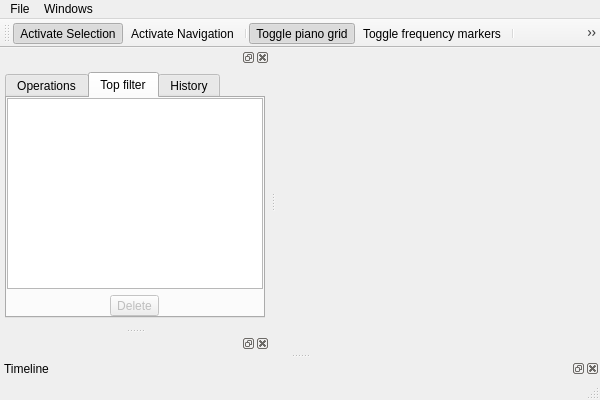
This is mainwindow.ui in gustafsson/freq as Qt 5 draws it before an edit. The edited form follows.
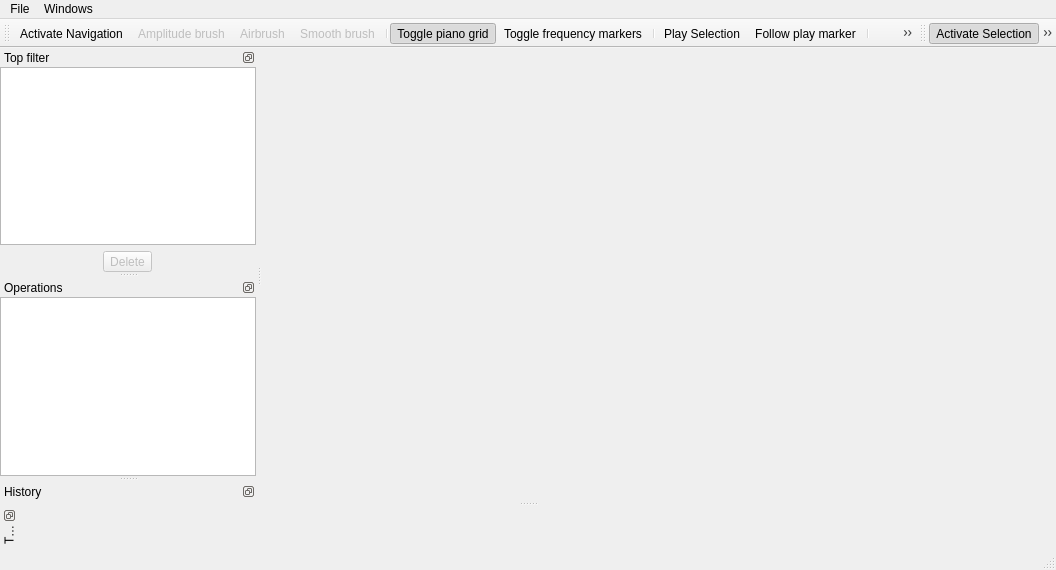
This is the edited form. Icons and pictures are not drawn.

The edit to the form file:
```diff
--- a/mainwindow.ui
+++ b/mainwindow.ui
@@ -6,8 +6,8 @@
    <rect>
     <x>0</x>
     <y>0</y>
-    <width>600</width>
-    <height>400</height>
+    <width>1056</width>
+    <height>570</height>
    </rect>
   </property>
   <property name="windowTitle">
@@ -23,8 +23,8 @@
     <rect>
      <x>0</x>
      <y>0</y>
-     <width>600</width>
-     <height>25</height>
+     <width>1056</width>
+     <height>22</height>
     </rect>
    </property>
    <widget class="QMenu" name="menuWindows">
@@ -66,20 +66,17 @@
    <attribute name="toolBarBreak">
     <bool>false</bool>
    </attribute>
-   <addaction name="actionActivateSelection"/>
    <addaction name="actionActivateNavigation"/>
+   <addaction name="actionAmplitudeBrush"/>
+   <addaction name="actionAirbrush"/>
+   <addaction name="actionSmoothBrush"/>
    <addaction name="separator"/>
    <addaction name="actionToggle_piano_grid"/>
    <addaction name="actionToggle_hz_grid"/>
    <addaction name="separator"/>
    <addaction name="actionPlaySelection"/>
    <addaction name="actionFollowPlayMarker"/>
-   <addaction name="actionActionAdd_selection"/>
-   <addaction name="actionActionRemove_selection"/>
    <addaction name="separator"/>
-   <addaction name="actionCropSelection"/>
-   <addaction name="actionMoveSelection"/>
-   <addaction name="actionMoveSelectionTime"/>
    <addaction name="actionMatlabOperation"/>
    <addaction name="actionMatlabFilter"/>
    <addaction name="actionRecord"/>
@@ -99,108 +96,135 @@
     </size>
    </property>
    <property name="features">
-    <set>QDockWidget::AllDockWidgetFeatures</set>
+    <set>QDockWidget::DockWidgetFloatable|QDockWidget::DockWidgetMovable</set>
    </property>
    <property name="allowedAreas">
     <set>Qt::LeftDockWidgetArea|Qt::RightDockWidgetArea</set>
    </property>
+   <property name="windowTitle">
+    <string>Top filter</string>
+   </property>
    <attribute name="dockWidgetArea">
     <number>1</number>
    </attribute>
    <widget class="QWidget" name="layerWindowContents">
     <layout class="QVBoxLayout" name="verticalLayout">
-     <property name="leftMargin">
-      <number>5</number>
+     <property name="margin">
+      <number>0</number>
      </property>
-     <property name="topMargin">
-      <number>5</number>
+     <item>
+      <widget class="QListWidget" name="layerWidget"/>
+     </item>
+     <item>
+      <layout class="QHBoxLayout" name="horizontalLayout">
+       <item>
+        <widget class="QToolButton" name="deleteFilterButton">
+         <property name="enabled">
+          <bool>false</bool>
+         </property>
+         <property name="text">
+          <string>Delete</string>
+         </property>
+        </widget>
+       </item>
+      </layout>
+     </item>
+    </layout>
+   </widget>
+  </widget>
+  <widget class="QDockWidget" name="operationsWindow">
+   <property name="features">
+    <set>QDockWidget::DockWidgetFloatable|QDockWidget::DockWidgetMovable</set>
+   </property>
+   <property name="allowedAreas">
+    <set>Qt::LeftDockWidgetArea|Qt::RightDockWidgetArea</set>
+   </property>
+   <property name="windowTitle">
+    <string>Operations</string>
+   </property>
+   <attribute name="dockWidgetArea">
+    <number>1</number>
+   </attribute>
+   <widget class="QWidget" name="dockWidgetContents">
+    <layout class="QVBoxLayout" name="verticalLayout_4">
+     <property name="margin">
+      <number>0</number>
      </property>
-     <property name="rightMargin">
-      <number>5</number>
-     </property>
-     <property name="bottomMargin">
-      <number>10</number>
-     </property>
      <item>
-      <widget class="QTabWidget" name="tabWidget">
-       <property name="currentIndex">
+      <widget class="QTreeWidget" name="operationsTree">
+       <property name="contextMenuPolicy">
+        <enum>Qt::NoContextMenu</enum>
+       </property>
+       <property name="autoFillBackground">
+        <bool>true</bool>
+       </property>
+       <property name="columnCount">
         <number>1</number>
        </property>
-       <widget class="QWidget" name="operationsTab">
-        <attribute name="title">
-         <string>Operations</string>
-        </attribute>
-        <layout class="QVBoxLayout" name="verticalLayout_3">
-         <property name="margin">
-          <number>0</number>
-         </property>
-         <item>
-          <widget class="QTreeWidget" name="operationsTree">
-           <property name="autoFillBackground">
-            <bool>true</bool>
-           </property>
-           <property name="columnCount">
-            <number>1</number>
-           </property>
-           <attribute name="headerVisible">
-            <bool>false</bool>
-           </attribute>
-           <attribute name="headerVisible">
-            <bool>false</bool>
-           </attribute>
-           <column>
-            <property name="text">
-             <string>1</string>
-            </property>
-           </column>
-          </widget>
-         </item>
-        </layout>
-       </widget>
-       <widget class="QWidget" name="filterTab">
-        <attribute name="title">
-         <string>Top filter</string>
-        </attribute>
-        <layout class="QVBoxLayout" name="verticalLayout_2">
-         <property name="margin">
-          <number>0</number>
-         </property>
-         <item>
-          <widget class="QListWidget" name="layerWidget"/>
-         </item>
-         <item>
-          <layout class="QHBoxLayout" name="horizontalLayout">
-           <item>
-            <widget class="QToolButton" name="deleteFilterButton">
-             <property name="enabled">
-              <bool>false</bool>
-             </property>
-             <property name="text">
-              <string>Delete</string>
-             </property>
-            </widget>
-           </item>
-          </layout>
-         </item>
-        </layout>
-       </widget>
-       <widget class="QWidget" name="historyTab">
-        <attribute name="title">
-         <string>History</string>
-        </attribute>
-       </widget>
+       <attribute name="headerVisible">
+        <bool>false</bool>
+       </attribute>
+       <column>
+        <property name="text">
+         <string>1</string>
+        </property>
+       </column>
       </widget>
      </item>
     </layout>
    </widget>
   </widget>
-  <widget class="QDockWidget" name="dockWidget">
+  <widget class="QDockWidget" name="historyWindow">
+   <property name="contextMenuPolicy">
+    <enum>Qt::NoContextMenu</enum>
+   </property>
+   <property name="features">
+    <set>QDockWidget::DockWidgetFloatable|QDockWidget::DockWidgetMovable</set>
+   </property>
+   <property name="allowedAreas">
+    <set>Qt::LeftDockWidgetArea|Qt::RightDockWidgetArea|Qt::TopDockWidgetArea</set>
+   </property>
+   <property name="windowTitle">
+    <string>History</string>
+   </property>
    <attribute name="dockWidgetArea">
     <number>1</number>
    </attribute>
-   <widget class="QWidget" name="dockWidgetContents"/>
+   <widget class="QWidget" name="dockWidgetContents_2"/>
+  </widget>
+  <widget class="QToolBar" name="selectionToolBox">
+   <property name="contextMenuPolicy">
+    <enum>Qt::NoContextMenu</enum>
+   </property>
+   <property name="windowTitle">
+    <string>Selection Tool Box</string>
+   </property>
+   <attribute name="toolBarArea">
+    <enum>TopToolBarArea</enum>
+   </attribute>
+   <attribute name="toolBarBreak">
+    <bool>false</bool>
+   </attribute>
+   <addaction name="actionActivateSelection"/>
+   <addaction name="actionSquareSelection"/>
+   <addaction name="actionSplineSelection"/>
+   <addaction name="actionPolygonSelection"/>
+   <addaction name="actionPeakSelection"/>
+   <addaction name="actionCutoffSelection"/>
+   <addaction name="actionActionAdd_selection"/>
+   <addaction name="actionActionRemove_selection"/>
+   <addaction name="separator"/>
+   <addaction name="actionCropSelection"/>
+   <addaction name="actionMoveSelection"/>
+   <addaction name="actionMoveSelectionTime"/>
   </widget>
   <widget class="QDockWidget" name="dockWidgetTimeline">
+   <property name="contextMenuPolicy">
+    <enum>Qt::NoContextMenu</enum>
+   </property>
+   <property name="features">
+    <set>QDockWidget::DockWidgetFloatable|QDockWidget::DockWidgetMovable|QDockWidget::DockWidgetVerticalTitleBar</set>
+   </property>
    <property name="windowTitle">
     <string>Timeline</string>
    </property>
@@ -609,6 +633,167 @@
    </property>
    <property name="text">
     <string>Timeline window</string>
+   </property>
+   <property name="toolTip">
+    <string>Toggle the timeline window</string>
+   </property>
+  </action>
+  <action name="actionToggleHistoryWindow">
+   <property name="checkable">
+    <bool>true</bool>
+   </property>
+   <property name="checked">
+    <bool>true</bool>
+   </property>
+   <property name="text">
+    <string>History</string>
+   </property>
+   <property name="toolTip">
+    <string>Toggle the history window</string>
+   </property>
+   <property name="shortcut">
+    <string>H</string>
+   </property>
+  </action>
+  <action name="actionCutoffSelection">
+   <property name="checkable">
+    <bool>true</bool>
+   </property>
+   <property name="enabled">
+    <bool>false</bool>
+   </property>
+   <property name="icon">
+    <iconset resource="icon-resources.qrc">
+     <normaloff>:/icons/icons/icon-cutoff-selection.png</normaloff>:/icons/icons/icon-cutoff-selection.png</iconset>
+   </property>
+   <property name="text">
+    <string>Cutoff selection</string>
+   </property>
+  </action>
+  <action name="actionPeakSelection">
+   <property name="checkable">
+    <bool>true</bool>
+   </property>
+   <property name="enabled">
+    <bool>false</bool>
+   </property>
+   <property name="icon">
+    <iconset resource="icon-resources.qrc">
+     <normaloff>:/icons/icons/icon-peak-selection.png</normaloff>:/icons/icons/icon-peak-selection.png</iconset>
+   </property>
+   <property name="text">
+    <string>Peak selection</string>
+   </property>
+   <property name="toolTip">
+    <string>Peak selection</string>
+   </property>
+  </action>
+  <action name="actionSquareSelection">
+   <property name="checkable">
+    <bool>true</bool>
+   </property>
+   <property name="enabled">
+    <bool>false</bool>
+   </property>
+   <property name="icon">
+    <iconset resource="icon-resources.qrc">
+     <normaloff>:/icons/icons/icon-square-selection.png</normaloff>:/icons/icons/icon-square-selection.png</iconset>
+   </property>
+   <property name="text">
+    <string>Square selection</string>
+   </property>
+   <property name="toolTip">
+    <string>Square selection</string>
+   </property>
+  </action>
+  <action name="actionPolygonSelection">
+   <property name="checkable">
+    <bool>true</bool>
+   </property>
+   <property name="enabled">
+    <bool>false</bool>
+   </property>
+   <property name="icon">
+    <iconset resource="icon-resources.qrc">
+     <normaloff>:/icons/icons/icon-quad-selection.png</normaloff>:/icons/icons/icon-quad-selection.png</iconset>
+   </property>
+   <property name="text">
+    <string>Polygon selection</string>
+   </property>
+   <property name="toolTip">
+    <string>Polygon selection</string>
+   </property>
+  </action>
+  <action name="actionSplineSelection">
+   <property name="checkable">
+    <bool>true</bool>
+   </property>
+   <property name="enabled">
+    <bool>false</bool>
+   </property>
+   <property name="icon">
+    <iconset resource="icon-resources.qrc">
+     <normaloff>:/icons/icons/icon-spline-selection.png</normaloff>:/icons/icons/icon-spline-selection.png</iconset>
+   </property>
+   <property name="text">
+    <string>Spline selection</string>
+   </property>
+   <property name="toolTip">
+    <string>Spline selection</string>
+   </property>
+  </action>
+  <action name="actionAmplitudeBrush">
+   <property name="checkable">
+    <bool>true</bool>
+   </property>
+   <property name="enabled">
+    <bool>false</bool>
+   </property>
+   <property name="icon">
+    <iconset resource="icon-resources.qrc">
+     <normaloff>:/icons/icons/icon-amplitude-brush.png</normaloff>:/icons/icons/icon-amplitude-brush.png</iconset>
+   </property>
+   <property name="text">
+    <string>Amplitude brush</string>
+   </property>
+   <property name="toolTip">
+    <string>Amplitude brush</string>
+   </property>
+  </action>
+  <action name="actionAirbrush">
+   <property name="checkable">
+    <bool>true</bool>
+   </property>
+   <property name="enabled">
+    <bool>false</bool>
+   </property>
+   <property name="icon">
+    <iconset resource="icon-resources.qrc">
+     <normaloff>:/icons/icons/icon-airbrush.png</normaloff>:/icons/icons/icon-airbrush.png</iconset>
+   </property>
+   <property name="text">
+    <string>Airbrush</string>
+   </property>
+   <property name="toolTip">
+    <string>Airbrush</string>
+   </property>
+  </action>
+  <action name="actionSmoothBrush">
+   <property name="checkable">
+    <bool>true</bool>
+   </property>
+   <property name="enabled">
+    <bool>false</bool>
+   </property>
+   <property name="icon">
+    <iconset resource="icon-resources.qrc">
+     <normaloff>:/icons/icons/icon-smooth-brush.png</normaloff>:/icons/icons/icon-smooth-brush.png</iconset>
+   </property>
+   <property name="text">
+    <string>Smooth brush</string>
+   </property>
+   <property name="toolTip">
+    <string>Smooth brush</string>
    </property>
   </action>
  </widget>
```
Left out of the diff: 145 changed lines with no effect on the pictures.
